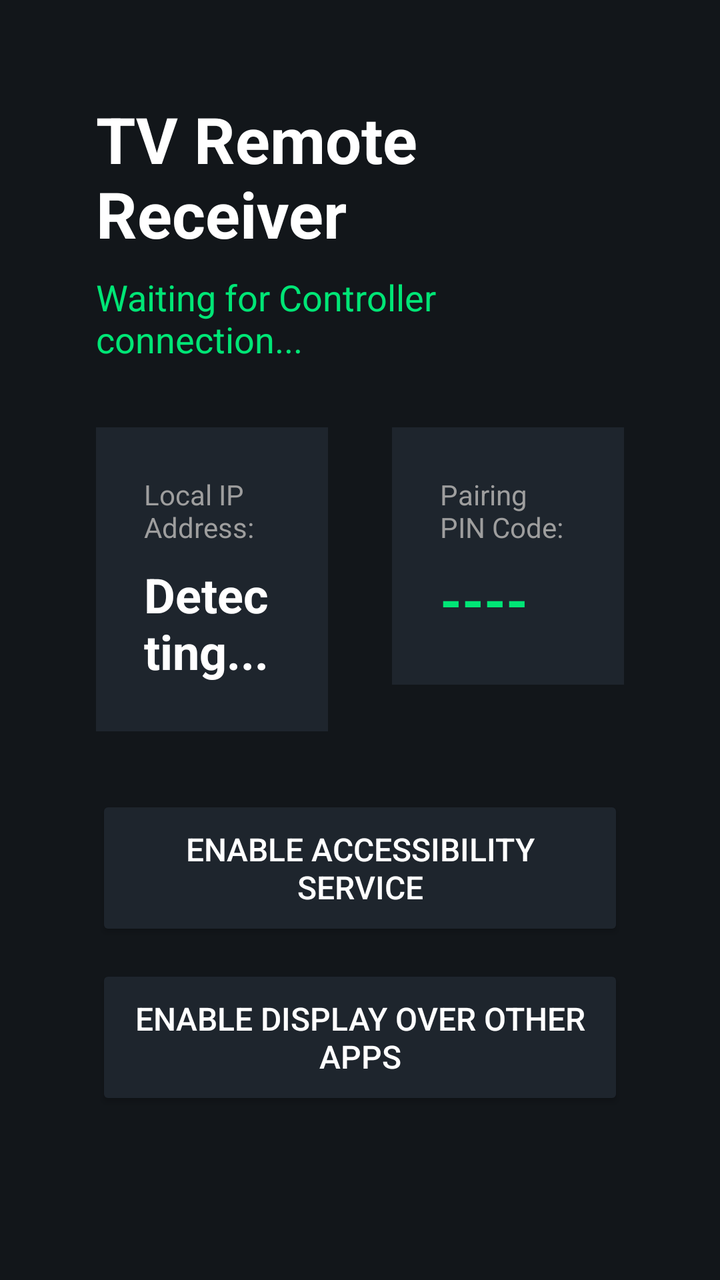
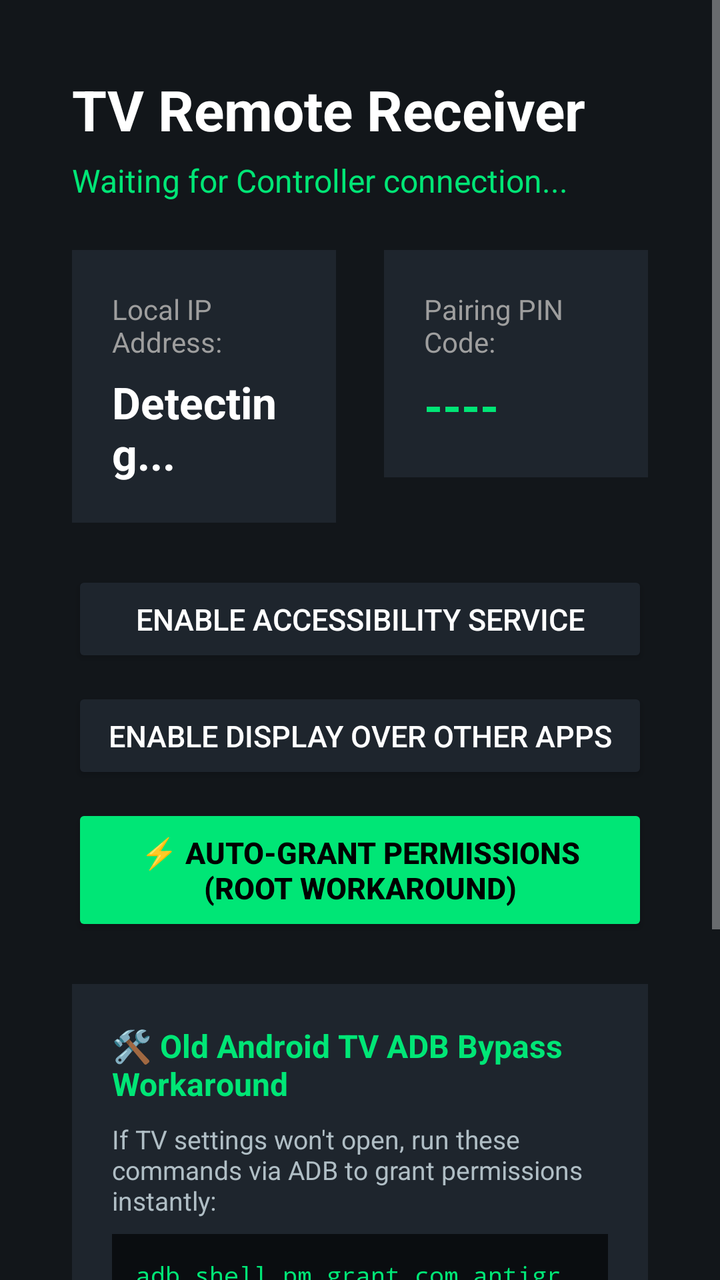

Compare the two renders of this Android layout. The source of the first and the diff that turns it into the second are given below.
<!-- AndroidManifest.xml: application theme Theme.ReceiverApp -->
<!-- res/layout/activity_main.xml -->
<?xml version="1.0" encoding="utf-8"?>
<LinearLayout xmlns:android="http://schemas.android.com/apk/res/android"
    android:layout_width="match_parent"
    android:layout_height="match_parent"
    android:background="@color/tv_bg_dark"
    android:orientation="vertical"
    android:padding="48dp">

    <TextView
        android:layout_width="wrap_content"
        android:layout_height="wrap_content"
        android:text="@string/app_name"
        android:textColor="@color/white"
        android:textSize="32sp"
        android:textStyle="bold" />

    <TextView
        android:id="@+id/tvStatus"
        android:layout_width="wrap_content"
        android:layout_height="wrap_content"
        android:layout_marginTop="8dp"
        android:text="@string/status_disconnected"
        android:textColor="@color/tv_accent"
        android:textSize="18sp" />

    <LinearLayout
        android:layout_width="match_parent"
        android:layout_height="wrap_content"
        android:layout_marginTop="32dp"
        android:orientation="horizontal">

        
        <LinearLayout
            android:layout_width="0dp"
            android:layout_height="wrap_content"
            android:layout_marginEnd="16dp"
            android:layout_weight="1"
            android:background="@color/tv_card_bg"
            android:orientation="vertical"
            android:padding="24dp">

            <TextView
                android:layout_width="wrap_content"
                android:layout_height="wrap_content"
                android:text="@string/ip_address_label"
                android:textColor="#9E9E9E"
                android:textSize="14sp" />

            <TextView
                android:id="@+id/tvIpAddress"
                android:layout_width="wrap_content"
                android:layout_height="wrap_content"
                android:layout_marginTop="8dp"
                android:text="Detecting..."
                android:textColor="@color/white"
                android:textSize="24sp"
                android:textStyle="bold" />
        </LinearLayout>

        
        <LinearLayout
            android:layout_width="0dp"
            android:layout_height="wrap_content"
            android:layout_marginStart="16dp"
            android:layout_weight="1"
            android:background="@color/tv_card_bg"
            android:orientation="vertical"
            android:padding="24dp">

            <TextView
                android:layout_width="wrap_content"
                android:layout_height="wrap_content"
                android:text="@string/pin_code_label"
                android:textColor="#9E9E9E"
                android:textSize="14sp" />

            <TextView
                android:id="@+id/tvPinCode"
                android:layout_width="wrap_content"
                android:layout_height="wrap_content"
                android:layout_marginTop="8dp"
                android:text="----"
                android:textColor="@color/tv_accent"
                android:textSize="28sp"
                android:textStyle="bold" />
        </LinearLayout>
    </LinearLayout>

    <LinearLayout
        android:layout_width="match_parent"
        android:layout_height="wrap_content"
        android:layout_marginTop="32dp"
        android:orientation="vertical">

        <Button
            android:id="@+id/btnAccessibility"
            android:layout_width="match_parent"
            android:layout_height="wrap_content"
            android:backgroundTint="@color/tv_card_bg"
            android:padding="16dp"
            android:text="@string/grant_accessibility"
            android:textColor="@color/white"
            android:textSize="16sp" />

        <Button
            android:id="@+id/btnOverlay"
            android:layout_width="match_parent"
            android:layout_height="wrap_content"
            android:layout_marginTop="12dp"
            android:backgroundTint="@color/tv_card_bg"
            android:padding="16dp"
            android:text="@string/grant_overlay"
            android:textColor="@color/white"
            android:textSize="16sp" />
    </LinearLayout>
</LinearLayout>
<!-- resources referenced by this layout -->
<resources>
  <color name="tv_accent">#00E676</color>
  <color name="tv_bg_dark">#12161A</color>
  <color name="tv_card_bg">#1E252D</color>
  <color name="white">#FFFFFFFF</color>
  <string name="app_name">TV Remote Receiver</string>
  <string name="grant_accessibility">Enable Accessibility Service</string>
  <string name="grant_overlay">Enable Display Over Other Apps</string>
  <string name="ip_address_label">Local IP Address:</string>
  <string name="pin_code_label">Pairing PIN Code:</string>
  <string name="status_disconnected">Waiting for Controller connection...</string>
  <style name="Theme.ReceiverApp" parent="Theme.AppCompat.NoActionBar">
          <item name="android:windowBackground">@color/tv_bg_dark</item>
          <item name="colorPrimary">@color/tv_accent</item>
          <item name="colorAccent">@color/tv_accent</item>
      </style>
</resources>

<!-- the commit's change to res/layout/activity_main.xml (unified diff, before → after) -->
@@ -1,116 +1,174 @@
 <?xml version="1.0" encoding="utf-8"?>
-<LinearLayout xmlns:android="http://schemas.android.com/apk/res/android"
+<ScrollView xmlns:android="http://schemas.android.com/apk/res/android"
     android:layout_width="match_parent"
     android:layout_height="match_parent"
-    android:background="@color/tv_bg_dark"
-    android:orientation="vertical"
-    android:padding="48dp">
-
-    <TextView
-        android:layout_width="wrap_content"
-        android:layout_height="wrap_content"
-        android:text="@string/app_name"
-        android:textColor="@color/white"
-        android:textSize="32sp"
-        android:textStyle="bold" />
-
-    <TextView
-        android:id="@+id/tvStatus"
-        android:layout_width="wrap_content"
-        android:layout_height="wrap_content"
-        android:layout_marginTop="8dp"
-        android:text="@string/status_disconnected"
-        android:textColor="@color/tv_accent"
-        android:textSize="18sp" />
+    android:background="@color/tv_bg_dark">
 
     <LinearLayout
         android:layout_width="match_parent"
         android:layout_height="wrap_content"
-        android:layout_marginTop="32dp"
-        android:orientation="horizontal">
+        android:orientation="vertical"
+        android:padding="36dp">
+
+        <TextView
+            android:layout_width="wrap_content"
+            android:layout_height="wrap_content"
+            android:text="@string/app_name"
+            android:textColor="@color/white"
+            android:textSize="28sp"
+            android:textStyle="bold" />
+
+        <TextView
+            android:id="@+id/tvStatus"
+            android:layout_width="wrap_content"
+            android:layout_height="wrap_content"
+            android:layout_marginTop="6dp"
+            android:text="@string/status_disconnected"
+            android:textColor="@color/tv_accent"
+            android:textSize="16sp" />
 
         
         <LinearLayout
-            android:layout_width="0dp"
+            android:layout_width="match_parent"
             android:layout_height="wrap_content"
-            android:layout_marginEnd="16dp"
-            android:layout_weight="1"
-            android:background="@color/tv_card_bg"
-            android:orientation="vertical"
-            android:padding="24dp">
+            android:layout_marginTop="24dp"
+            android:orientation="horizontal">
 
-            <TextView
-                android:layout_width="wrap_content"
+            
+            <LinearLayout
+                android:layout_width="0dp"
                 android:layout_height="wrap_content"
-                android:text="@string/ip_address_label"
-                android:textColor="#9E9E9E"
-                android:textSize="14sp" />
+                android:layout_marginEnd="12dp"
+                android:layout_weight="1"
+                android:background="@color/tv_card_bg"
+                android:orientation="vertical"
+                android:padding="20dp">
 
-            <TextView
-                android:id="@+id/tvIpAddress"
-                android:layout_width="wrap_content"
+                <TextView
+                    android:layout_width="wrap_content"
+                    android:layout_height="wrap_content"
+                    android:text="@string/ip_address_label"
+                    android:textColor="#9E9E9E"
+                    android:textSize="14sp" />
+
+                <TextView
+                    android:id="@+id/tvIpAddress"
+                    android:layout_width="wrap_content"
+                    android:layout_height="wrap_content"
+                    android:layout_marginTop="6dp"
+                    android:text="Detecting..."
+                    android:textColor="@color/white"
+                    android:textSize="22sp"
+                    android:textStyle="bold" />
+            </LinearLayout>
+
+            
+            <LinearLayout
+                android:layout_width="0dp"
                 android:layout_height="wrap_content"
-                android:layout_marginTop="8dp"
-                android:text="Detecting..."
+                android:layout_marginStart="12dp"
+                android:layout_weight="1"
+                android:background="@color/tv_card_bg"
+                android:orientation="vertical"
+                android:padding="20dp">
+
+                <TextView
+                    android:layout_width="wrap_content"
+                    android:layout_height="wrap_content"
+                    android:text="@string/pin_code_label"
+                    android:textColor="#9E9E9E"
+                    android:textSize="14sp" />
+
+                <TextView
+                    android:id="@+id/tvPinCode"
+                    android:layout_width="wrap_content"
+                    android:layout_height="wrap_content"
+                    android:layout_marginTop="6dp"
+                    android:text="----"
+                    android:textColor="@color/tv_accent"
+                    android:textSize="24sp"
+                    android:textStyle="bold" />
+            </LinearLayout>
+        </LinearLayout>
+
+        
+        <LinearLayout
+            android:layout_width="match_parent"
+            android:layout_height="wrap_content"
+            android:layout_marginTop="24dp"
+            android:orientation="vertical">
+
+            <Button
+                android:id="@+id/btnAccessibility"
+                android:layout_width="match_parent"
+                android:layout_height="wrap_content"
+                android:backgroundTint="@color/tv_card_bg"
+                android:padding="14dp"
+                android:text="@string/grant_accessibility"
                 android:textColor="@color/white"
-                android:textSize="24sp"
+                android:textSize="15sp" />
+
+            <Button
+                android:id="@+id/btnOverlay"
+                android:layout_width="match_parent"
+                android:layout_height="wrap_content"
+                android:layout_marginTop="10dp"
+                android:backgroundTint="@color/tv_card_bg"
+                android:padding="14dp"
+                android:text="@string/grant_overlay"
+                android:textColor="@color/white"
+                android:textSize="15sp" />
+
+            <Button
+                android:id="@+id/btnAutoGrantRoot"
+                android:layout_width="match_parent"
+                android:layout_height="wrap_content"
+                android:layout_marginTop="10dp"
+                android:backgroundTint="@color/tv_accent"
+                android:padding="14dp"
+                android:text="⚡ Auto-Grant Permissions (Root Workaround)"
+                android:textColor="@color/black"
+                android:textSize="15sp"
                 android:textStyle="bold" />
         </LinearLayout>
 
         
         <LinearLayout
-            android:layout_width="0dp"
+            android:layout_width="match_parent"
             android:layout_height="wrap_content"
-            android:layout_marginStart="16dp"
-            android:layout_weight="1"
+            android:layout_marginTop="24dp"
             android:background="@color/tv_card_bg"
             android:orientation="vertical"
-            android:padding="24dp">
+            android:padding="20dp">
 
             <TextView
                 android:layout_width="wrap_content"
                 android:layout_height="wrap_content"
-                android:text="@string/pin_code_label"
-                android:textColor="#9E9E9E"
-                android:textSize="14sp" />
+                android:text="🛠️ Old Android TV ADB Bypass Workaround"
+                android:textColor="@color/tv_accent"
+                android:textSize="16sp"
+                android:textStyle="bold" />
 
             <TextView
-                android:id="@+id/tvPinCode"
                 android:layout_width="wrap_content"
                 android:layout_height="wrap_content"
                 android:layout_marginTop="8dp"
-                android:text="----"
-                android:textColor="@color/tv_accent"
-                android:textSize="28sp"
-                android:textStyle="bold" />
+                android:text="If TV settings won't open, run these commands via ADB to grant permissions instantly:"
+                android:textColor="#B0BEC5"
+                android:textSize="13sp" />
+
+            <TextView
+                android:id="@+id/tvAdbCommands"
+                android:layout_width="match_parent"
+                android:layout_height="wrap_content"
+                android:layout_marginTop="8dp"
+                android:background="#0A0D10"
+                android:fontFamily="monospace"
+                android:padding="12dp"
+                android:text="adb shell pm grant com.antigravity.mousekeyboard.receiver android.permission.SYSTEM_ALERT_WINDOW\n\nadb shell settings put secure enabled_accessibility_services com.antigravity.mousekeyboard.receiver/.RemoteAccessibilityService\n\nadb shell settings put secure accessibility_enabled 1"
+                android:textColor="#00E676"
+                android:textSize="12sp" />
         </LinearLayout>
+
     </LinearLayout>
-
-    <LinearLayout
-        android:layout_width="match_parent"
-        android:layout_height="wrap_content"
-        android:layout_marginTop="32dp"
-        android:orientation="vertical">
-
-        <Button
-            android:id="@+id/btnAccessibility"
-            android:layout_width="match_parent"
-            android:layout_height="wrap_content"
-            android:backgroundTint="@color/tv_card_bg"
-            android:padding="16dp"
-            android:text="@string/grant_accessibility"
-            android:textColor="@color/white"
-            android:textSize="16sp" />
-
-        <Button
-            android:id="@+id/btnOverlay"
-            android:layout_width="match_parent"
-            android:layout_height="wrap_content"
-            android:layout_marginTop="12dp"
-            android:backgroundTint="@color/tv_card_bg"
-            android:padding="16dp"
-            android:text="@string/grant_overlay"
-            android:textColor="@color/white"
-            android:textSize="16sp" />
-    </LinearLayout>
-</LinearLayout>
+</ScrollView>
<!-- resource entries referenced after the edit -->
@@ -1,5 +1,6 @@
 <!-- resources referenced by this layout -->
 <resources>
+  <color name="black">#FF000000</color>
   <color name="tv_accent">#00E676</color>
   <color name="tv_bg_dark">#12161A</color>
   <color name="tv_card_bg">#1E252D</color>
